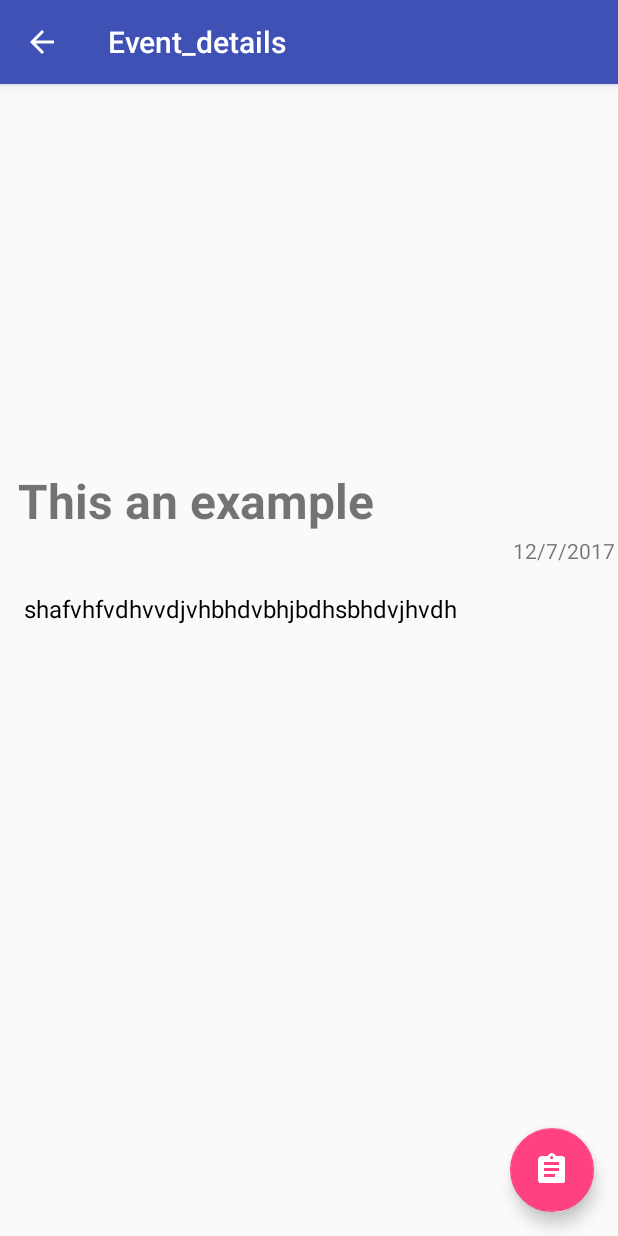
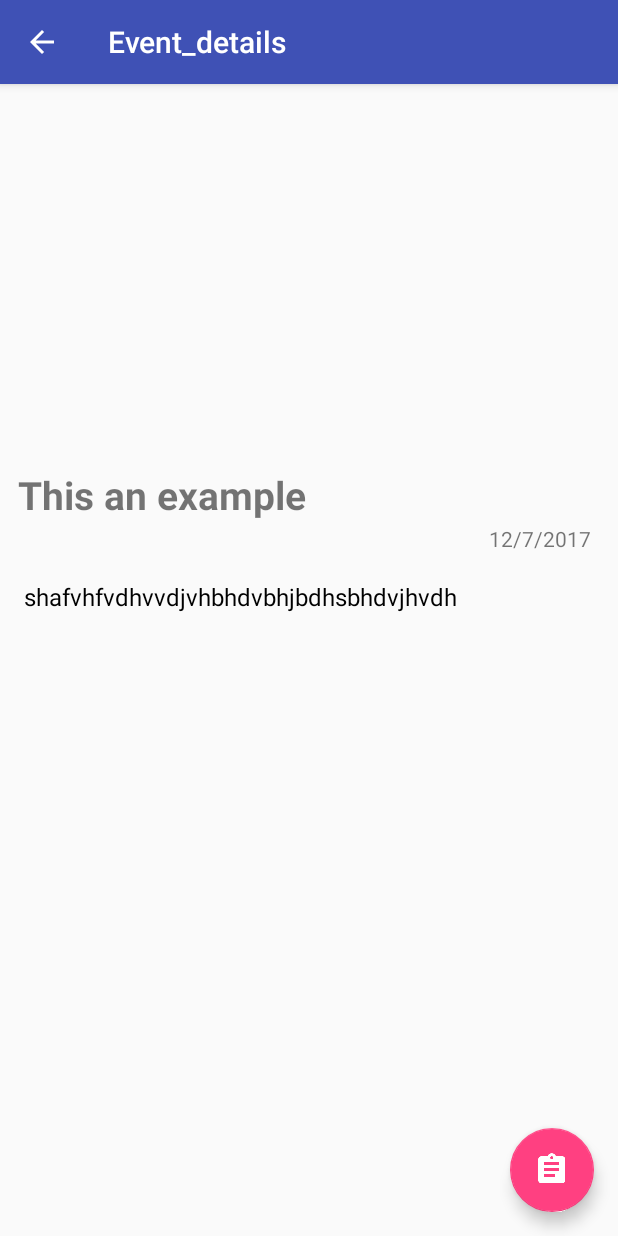
Before and after one commit to CSI-KJSCE/CSI-KJSCEOfficial, an Android app: the Event_details screen opened directly, with no data from a screen before it, on a phone screen of 412 x 824 dp. Run offline under Robolectric (Android 15) with nearby library versions, the phone set to English and light mode, and no system bars.

Commit message:
Fixed issue with sumits local repo

```diff
--- a/app/src/main/res/layout/activity_event_details.xml
+++ b/app/src/main/res/layout/activity_event_details.xml
@@ -43,10 +43,11 @@
             android:layout_width="match_parent"
             android:layout_height="wrap_content"
             android:text="This an example"
-            android:textSize="@dimen/textheadsize"
+            android:textSize="26dp"
             android:textStyle="bold"/>
         <TextView
             android:padding="2dp"
+            android:layout_marginRight="16dp"
             android:id="@+id/eventdate_textview"
             android:layout_width="match_parent"
             android:layout_height="wrap_content"
```
Also changed, not shown: 1 other file.
